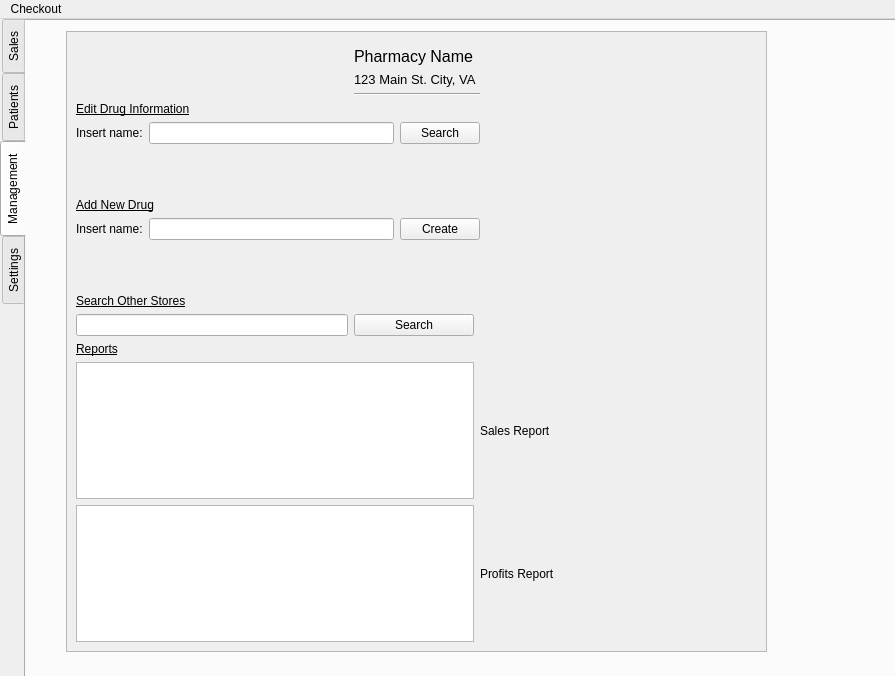
WNewsome/Pharmaceutical-Point-of-Sale, file mainwindow.ui: the form before one commit.
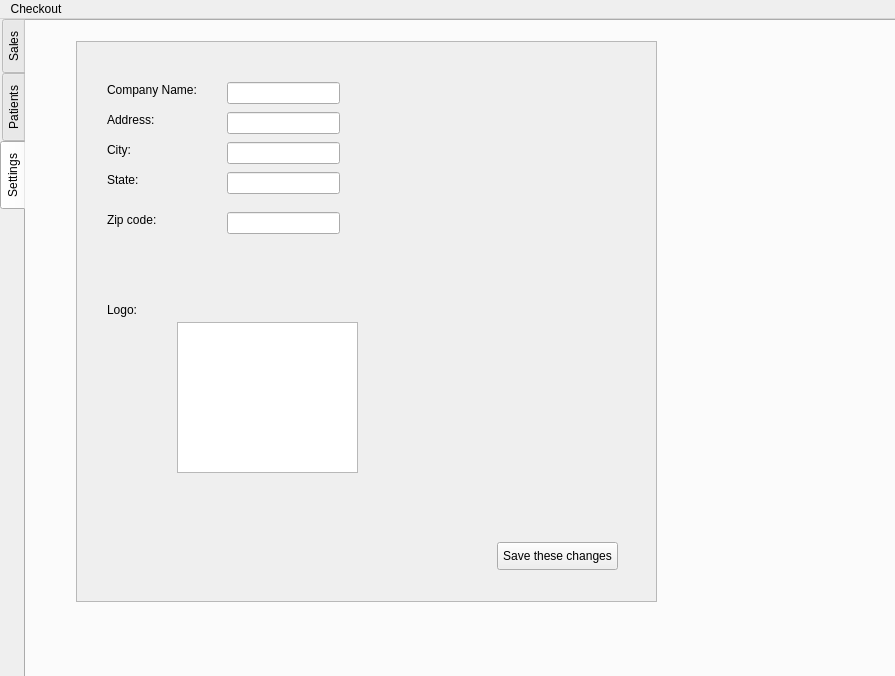
The form after the commit.

Commit message: Added management window

```diff
--- a/mainwindow.ui
+++ b/mainwindow.ui
@@ -402,252 +402,6 @@
       </property>
      </widget>
     </widget>
-    <widget class="QWidget" name="tab_3">
-     <attribute name="title">
-      <string>Management</string>
-     </attribute>
-     <widget class="QScrollArea" name="scrollArea">
-      <property name="geometry">
-       <rect>
-        <x>40</x>
-        <y>10</y>
-        <width>701</width>
-        <height>621</height>
-       </rect>
-      </property>
-      <property name="minimumSize">
-       <size>
-        <width>0</width>
-        <height>501</height>
-       </size>
-      </property>
-      <property name="widgetResizable">
-       <bool>true</bool>
-      </property>
-      <widget class="QWidget" name="scrollAreaWidgetContents">
-       <property name="geometry">
-        <rect>
-         <x>0</x>
-         <y>0</y>
-         <width>699</width>
-         <height>619</height>
-        </rect>
-       </property>
-       <layout class="QGridLayout" name="gridLayout_4">
-        <item row="14" column="2" colspan="2">
-         <widget class="QLabel" name="label_10">
-          <property name="text">
-           <string>Profits Report</string>
-          </property>
-         </widget>
-        </item>
-        <item row="6" column="0" colspan="3">
-         <layout class="QGridLayout" name="gridLayout_3">
-          <item row="0" column="0" colspan="2">
-           <widget class="QLabel" name="label_12">
-            <property name="font">
-             <font>
-              <pointsize>9</pointsize>
-              <underline>true</underline>
-             </font>
-            </property>
-            <property name="text">
-             <string>Add New Drug</string>
-            </property>
-           </widget>
-          </item>
-          <item row="1" column="0">
-           <widget class="QLabel" name="label_13">
-            <property name="text">
-             <string>Insert name:</string>
-            </property>
-           </widget>
-          </item>
-          <item row="1" column="1">
-           <widget class="QLineEdit" name="lineEdit_2"/>
-          </item>
-          <item row="1" column="2">
-           <widget class="QPushButton" name="pushButton_6">
-            <property name="text">
-             <string>Create</string>
-            </property>
-           </widget>
-          </item>
-         </layout>
-        </item>
-        <item row="5" column="0" colspan="4">
-         <spacer name="horizontalSpacer">
-          <property name="orientation">
-           <enum>Qt::Horizontal</enum>
-          </property>
-          <property name="sizeHint" stdset="0">
-           <size>
-            <width>528</width>
-            <height>48</height>
-           </size>
-          </property>
-         </spacer>
-        </item>
-        <item row="7" column="0" colspan="4">
-         <spacer name="horizontalSpacer_2">
-          <property name="orientation">
-           <enum>Qt::Horizontal</enum>
-          </property>
-          <property name="sizeHint" stdset="0">
-           <size>
-            <width>528</width>
-            <height>48</height>
-           </size>
-          </property>
-         </spacer>
-        </item>
-        <item row="3" column="1" colspan="2">
-         <widget class="Line" name="line">
-          <property name="orientation">
-           <enum>Qt::Horizontal</enum>
-          </property>
-         </widget>
-        </item>
-        <item row="2" column="1" colspan="2">
-         <widget class="QLabel" name="label_9">
-          <property name="font">
-           <font>
-            <pointsize>10</pointsize>
-           </font>
-          </property>
-          <property name="text">
-           <string>123 Main St. City, VA</string>
-          </property>
-         </widget>
-        </item>
-        <item row="0" column="3" rowspan="4">
-         <spacer name="horizontalSpacer_3">
-          <property name="orientation">
-           <enum>Qt::Horizontal</enum>
-          </property>
-          <property name="sizeHint" stdset="0">
-           <size>
-            <width>178</width>
-            <height>48</height>
-           </size>
-          </property>
-         </spacer>
-        </item>
-        <item row="13" column="2" colspan="2">
-         <widget class="QLabel" name="label_8">
-          <property name="text">
-           <string>Sales Report</string>
-          </property>
-         </widget>
-        </item>
-        <item row="12" column="0">
-         <widget class="QLabel" name="label_11">
-          <property name="font">
-           <font>
-            <pointsize>9</pointsize>
-            <underline>true</underline>
-           </font>
-          </property>
-          <property name="text">
-           <string>Reports</string>
-          </property>
-         </widget>
-        </item>
-        <item row="1" column="1">
-         <widget class="QLabel" name="label_6">
-          <property name="font">
-           <font>
-            <pointsize>12</pointsize>
-           </font>
-          </property>
-          <property name="text">
-           <string>Pharmacy Name</string>
-          </property>
-         </widget>
-        </item>
-        <item row="10" column="0">
-         <widget class="QLineEdit" name="search_lineEdit_3"/>
-        </item>
-        <item row="14" column="0" colspan="2">
-         <widget class="QGraphicsView" name="graphicsView_2"/>
-        </item>
-        <item row="0" column="0" rowspan="4">
-         <spacer name="horizontalSpacer_4">
-          <property name="orientation">
-           <enum>Qt::Horizontal</enum>
-          </property>
-          <property name="sizeHint" stdset="0">
-           <size>
-            <width>177</width>
-            <height>48</height>
-           </size>
-          </property>
-         </spacer>
-        </item>
-        <item row="4" column="0" colspan="3">
-         <layout class="QGridLayout" name="gridLayout_2">
-          <item row="0" column="0" colspan="2">
-           <widget class="QLabel" name="label_5">
-            <property name="font">
-             <font>
-              <pointsize>9</pointsize>
-              <underline>true</underline>
-             </font>
-            </property>
-            <property name="text">
-             <string>Edit Drug Information</string>
-            </property>
-           </widget>
-          </item>
-          <item row="1" column="0">
-           <widget class="QLabel" name="label_7">
-            <property name="text">
-             <string>Insert name:</string>
-            </property>
-           </widget>
-          </item>
-          <item row="1" column="1">
-           <widget class="QLineEdit" name="lineEdit"/>
-          </item>
-          <item row="1" column="2">
-           <widget class="QPushButton" name="pushButton_5">
-            <property name="text">
-             <string>Search</string>
-            </property>
-           </widget>
-          </item>
-         </layout>
-        </item>
-        <item row="13" column="0" colspan="2">
-         <widget class="QGraphicsView" name="graphicsView"/>
-        </item>
-        <item row="8" column="0">
-         <widget class="QLabel" name="label_20">
-          <property name="font">
-           <font>
-            <pointsize>9</pointsize>
-            <underline>true</underline>
-           </font>
-          </property>
-          <property name="text">
-           <string>Search Other Stores</string>
-          </property>
-         </widget>
-        </item>
-        <item row="10" column="1">
-         <widget class="QPushButton" name="search_button_3">
-          <property name="text">
-           <string>Search</string>
-          </property>
-          <property name="shortcut">
-           <string>Return</string>
-          </property>
-         </widget>
-        </item>
-       </layout>
-      </widget>
-     </widget>
-    </widget>
     <widget class="QWidget" name="tab_4">
      <attribute name="title">
       <string>Settings</string>
```
The commit also changes 6 other files.
